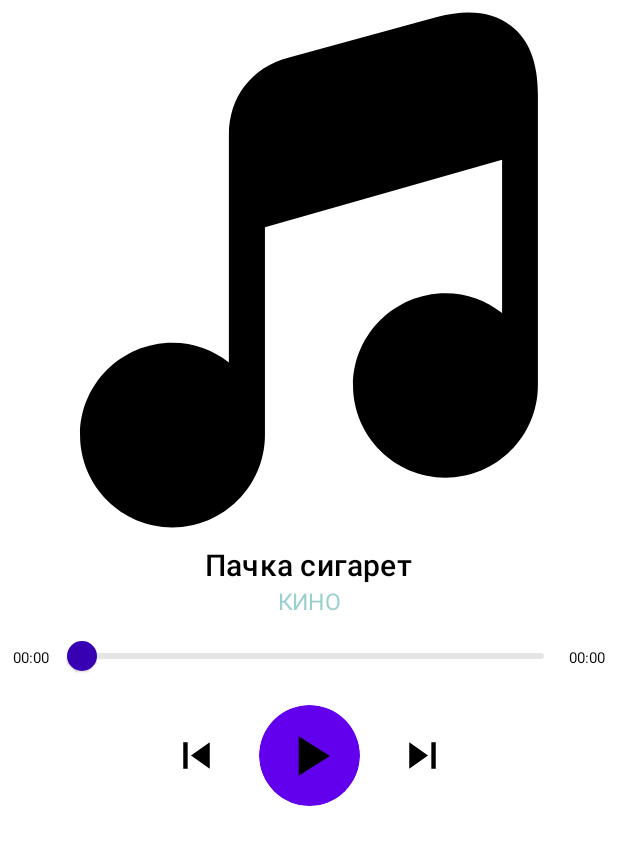
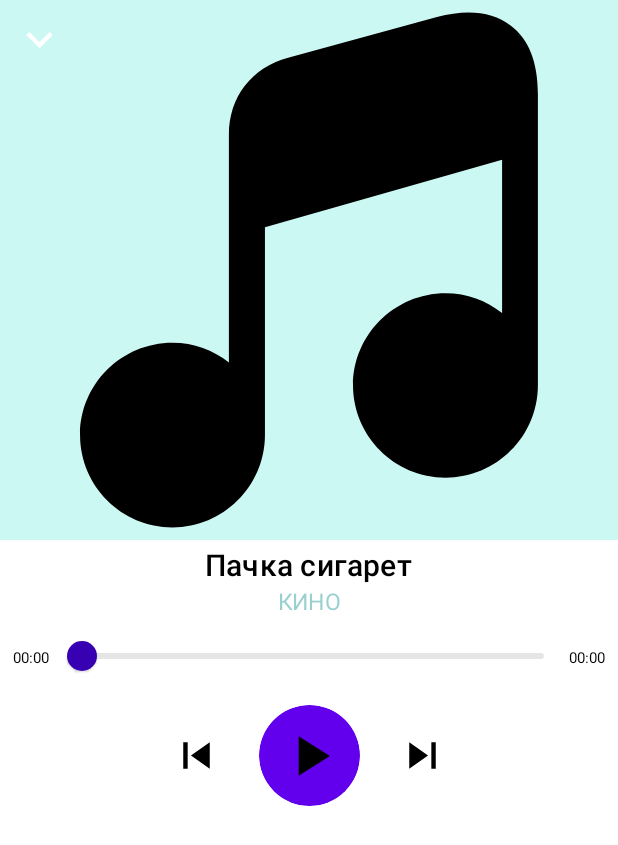
Before and after one commit to Spacus1k/AudioPlayer, an Android app built with Jetpack Compose: the @Preview function AudioDetailsPreview, on a phone screen of 412 x 824 dp. Shown: the top 845 px of the screen. Run offline under Robolectric (Android 15) with nearby library versions, the phone set to English and light mode, and no system bars; network calls fail.

Commit message:
add back button

```diff
--- a/app/build.gradle
+++ b/app/build.gradle
@@ -6,12 +6,12 @@ plugins {
 }
 
 android {
-    compileSdk 32
+    compileSdk 33
 
     defaultConfig {
         applicationId "com.example.audioplayer"
         minSdk 21
-        targetSdk 32
+        targetSdk 33
         versionCode 1
         versionName "1.0"
 
--- a/app/src/main/java/com/example/audioplayer/presentation/ui/components/AudioItem.kt
+++ b/app/src/main/java/com/example/audioplayer/presentation/ui/components/AudioItem.kt
@@ -39,7 +39,7 @@ fun AudioFileItem(
             CoverImage(
                 uri = audioFile.coverUri, modifier = Modifier
                     .size(50.dp)
-                    .clip(RoundedCornerShape(5.dp))
+                    .clip(RoundedCornerShape(8.dp))
             )
             Column(modifier = Modifier.padding(8.dp)) {
                 Text(
--- /dev/null
+++ b/app/src/main/java/com/example/audioplayer/presentation/ui/components/CloseScreenButton.kt
@@ -0,0 +1,51 @@
+package com.example.audioplayer.presentation.ui.components
+
+import androidx.compose.foundation.BorderStroke
+import androidx.compose.foundation.Image
+import androidx.compose.foundation.clickable
+import androidx.compose.foundation.layout.Box
+import androidx.compose.foundation.layout.size
+import androidx.compose.foundation.shape.CircleShape
+import androidx.compose.material.Icon
+import androidx.compose.material.MaterialTheme
+import androidx.compose.material.Surface
+import androidx.compose.material.icons.Icons
+import androidx.compose.material.icons.filled.Pause
+import androidx.compose.material.icons.filled.PlayArrow
+import androidx.compose.runtime.Composable
+import androidx.compose.ui.Alignment
+import androidx.compose.ui.Modifier
+import androidx.compose.ui.draw.clip
+import androidx.compose.ui.graphics.Color
+import androidx.compose.ui.res.painterResource
+import androidx.compose.ui.unit.dp
+import com.example.audioplayer.R
+
+@Composable
+fun CloseScreenButton(
+    onBackPress: () -> Unit,
+    border: BorderStroke? = null,
+    buttonSize: Int = 35,
+    contentColor: Color = MaterialTheme.colors.onSurface,
+    backgroundColor: Color = MaterialTheme.colors.primary,
+    transparencyBackground: Float = 0f
+) {
+    Surface(
+        shape = CircleShape,
+        border = border,
+        modifier = Modifier
+            .size((buttonSize * 1.5).dp)
+            .clip(CircleShape)
+            .clickable { onBackPress() },
+        contentColor = contentColor,
+        color = backgroundColor.copy(alpha = transparencyBackground)
+    ) {
+        Box(contentAlignment = Alignment.Center) {
+            Image(
+                painter = painterResource(id = R.drawable.ic_close_screen_24),
+                contentDescription = null,
+                modifier = Modifier.size(buttonSize.dp)
+            )
+        }
+    }
+}
--- a/app/src/main/java/com/example/audioplayer/presentation/ui/components/DetailsAudioInfo.kt
+++ b/app/src/main/java/com/example/audioplayer/presentation/ui/components/DetailsAudioInfo.kt
@@ -25,7 +25,6 @@ fun DetailsAudioInfo(
         verticalArrangement = Arrangement.Center,
         horizontalAlignment = Alignment.CenterHorizontally
     ) {
-
         Text(
             text = audioFile.title,
             fontWeight = FontWeight.SemiBold,
--- a/app/src/main/java/com/example/audioplayer/presentation/ui/screens/AudioDetailsScreen.kt
+++ b/app/src/main/java/com/example/audioplayer/presentation/ui/screens/AudioDetailsScreen.kt
@@ -1,13 +1,16 @@
 package com.example.audioplayer.presentation.ui.screens
 
+import androidx.compose.foundation.background
 import androidx.compose.foundation.layout.*
-import androidx.compose.material.Scaffold
+import androidx.compose.material.MaterialTheme
 import androidx.compose.runtime.Composable
 import androidx.compose.ui.Alignment
 import androidx.compose.ui.Modifier
 import androidx.compose.ui.tooling.preview.Preview
 import androidx.compose.ui.unit.dp
+import androidx.compose.ui.zIndex
 import com.example.audioplayer.presentation.ui.components.AudioSliderWithTime
+import com.example.audioplayer.presentation.ui.components.CloseScreenButton
 import com.example.audioplayer.presentation.ui.components.DetailsAudioInfo
 import com.example.audioplayer.presentation.ui.components.controller.CoverImage
 import com.example.audioplayer.presentation.ui.components.controller.MediaPlayerController
@@ -21,15 +24,24 @@ fun AudioDetailsScreen(
     progress: Float,
     progressInSec: Int,
     isAudioPlaying: Boolean,
-    onPlayerAction: (MediaPlayerControllerAction) -> Unit
+    onPlayerAction: (MediaPlayerControllerAction) -> Unit,
+    onBackPress: () -> Unit
 ) {
-    Scaffold(
+    BoxWithConstraints(
         modifier = Modifier.fillMaxSize()
     ) {
+        Box(
+            modifier = Modifier
+                .zIndex(2f)
+        ) {
+            CloseScreenButton(onBackPress = onBackPress)
+        }
 
         Column {
             Box(
-                modifier = Modifier.fillMaxWidth(),
+                modifier = Modifier
+                    .fillMaxWidth()
+                    .background(color = MaterialTheme.colors.secondary.copy(alpha = 0.2f)),
                 contentAlignment = Alignment.Center
             ) {
                 CoverImage(uri = playingAudioFile.coverUri)
@@ -65,5 +77,6 @@ fun AudioDetailsPreview() {
         progress = 1f,
         onPlayerAction = {},
         progressInSec = 1,
+        onBackPress = {}
     )
 }
--- /dev/null
+++ b/app/src/main/res/drawable/ic_close_screen_24.xml
@@ -0,0 +1,5 @@
+<vector android:height="24dp" android:tint="#FFFFFF"
+    android:viewportHeight="24" android:viewportWidth="24"
+    android:width="24dp" xmlns:android="http://schemas.android.com/apk/res/android">
+    <path android:fillColor="@android:color/white" android:pathData="M16.59,8.59L12,13.17 7.41,8.59 6,10l6,6 6,-6z"/>
+</vector>
```
Also changed, not shown: app/src/main/java/com/example/audioplayer/presentation/AudioNavHost.kt (+5 -3 lines), app/src/main/java/com/example/audioplayer/presentation/ui/components/controller/BottomBarPlayer.kt (+9 -7 lines).
